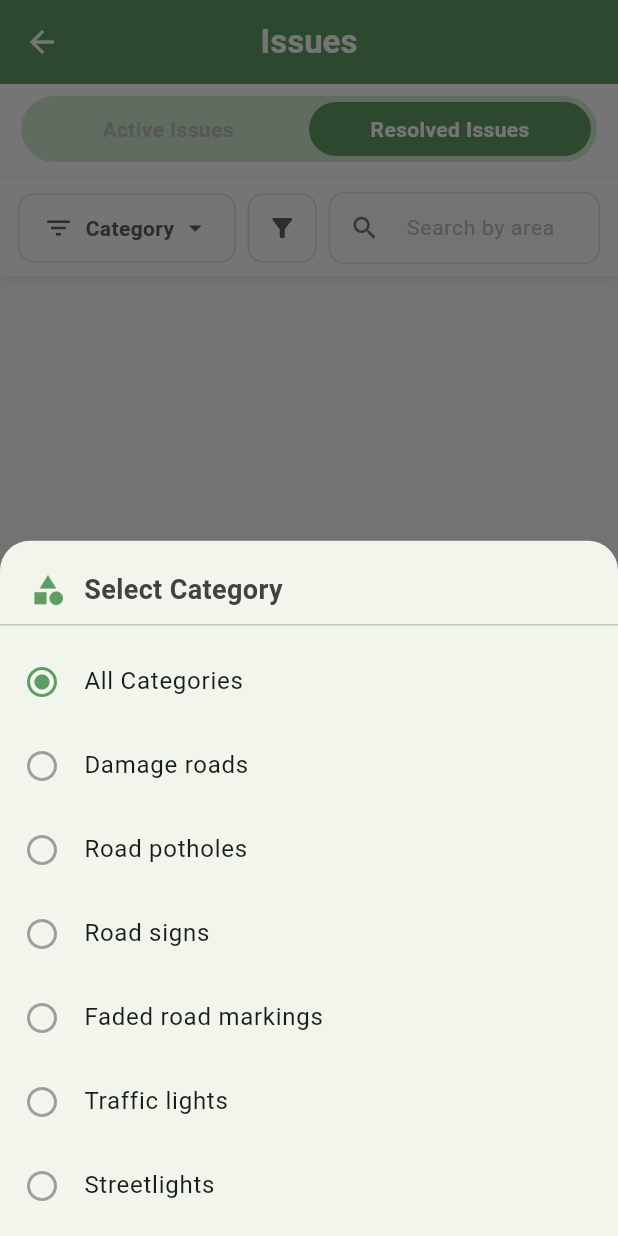
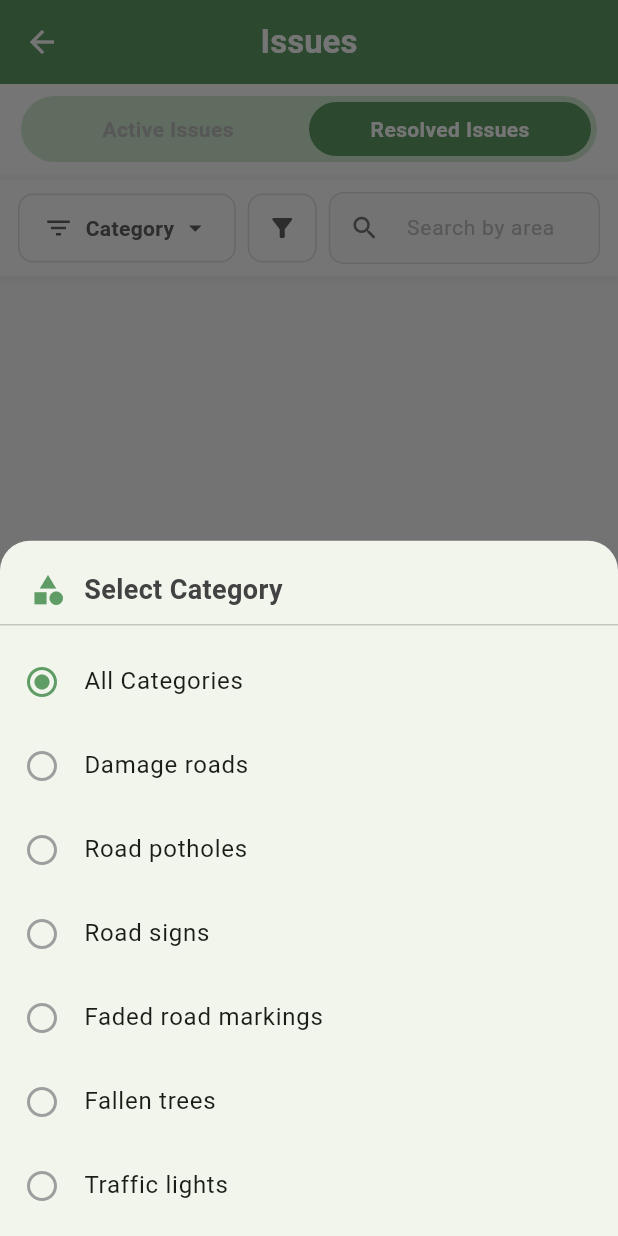
Before and after one commit to Jnyyy27/GreenWatch, a Flutter app: the IssuesScreen screen opened directly, after a tap on "Resolved Issues", after a tap on "Category", on a phone screen of 412 x 824 dp. Run offline on Flutter 3.47's test engine with Material 3 defaults, Android fonts, the phone set to English and light mode, and no system bars; our stand-ins replace cloud_firestore, firebase_auth, firebase_core, firebase_storage, geocoding, geolocator and 5 more; accounts and stored records are empty.

Commit message:
Add category

```diff
--- a/lib/app_mobile/screens/issues_screen.dart
+++ b/lib/app_mobile/screens/issues_screen.dart
@@ -51,6 +51,7 @@ class _IssuesScreenState extends State<IssuesScreen> {
     'Road potholes',
     'Road signs',
     'Faded road markings',
+    'Fallen trees',
     'Traffic lights',
     'Streetlights',
     'Public facilities',
```
